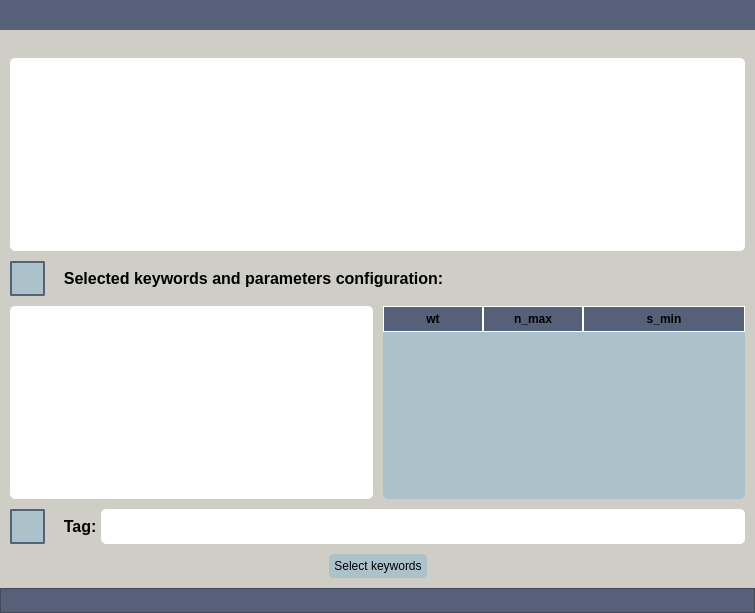
This is UIs/get_labels_by_keywords.ui in IntelCompH2020/domain_classification as Qt 5 draws it before an edit. The edited form follows.
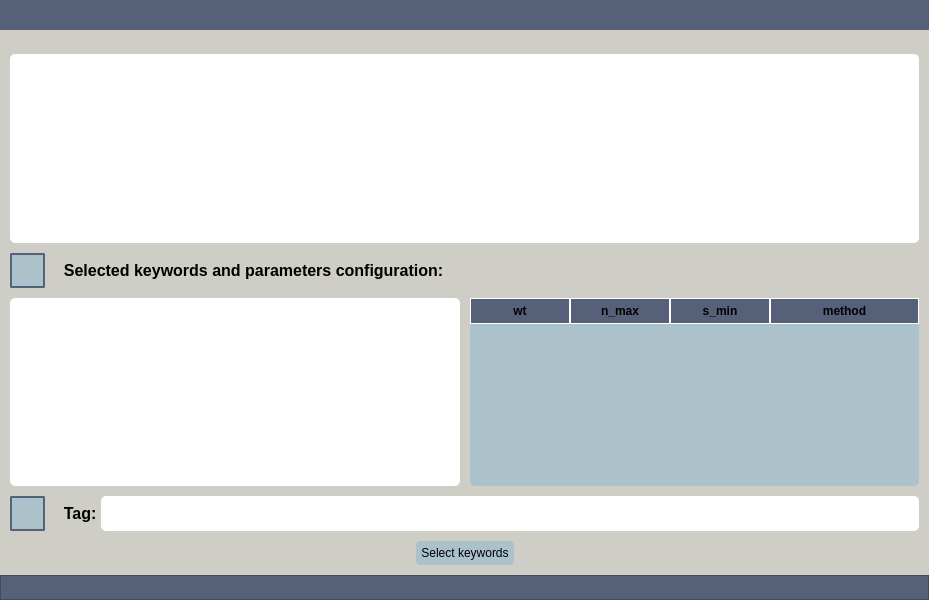
This is the edited form. Icons and pictures are not drawn.

Commit message: Adding "method" to configuration parameters in get_labels_by_keywords and extra checkings in GUI.

What changed in the file:
```diff
--- a/UIs/get_labels_by_keywords.ui
+++ b/UIs/get_labels_by_keywords.ui
@@ -6,8 +6,8 @@
    <rect>
     <x>0</x>
     <y>0</y>
-    <width>755</width>
-    <height>613</height>
+    <width>929</width>
+    <height>600</height>
    </rect>
   </property>
   <property name="windowTitle">
@@ -506,6 +506,17 @@
                </font>
               </property>
              </column>
+             <column>
+              <property name="text">
+               <string>method</string>
+              </property>
+              <property name="font">
+               <font>
+                <weight>75</weight>
+                <bold>true</bold>
+               </font>
+              </property>
+             </column>
             </widget>
            </item>
           </layout>
```
Left out of the diff: 2 changed lines with no effect on the pictures. The commit also changes 4 other files.
